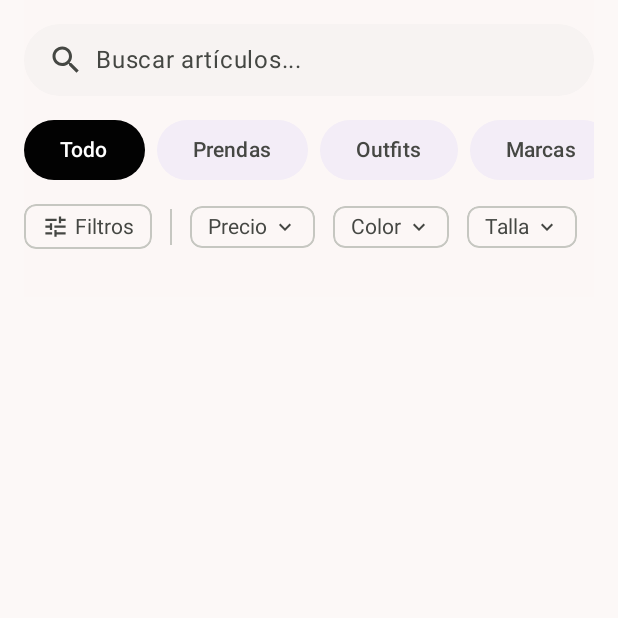
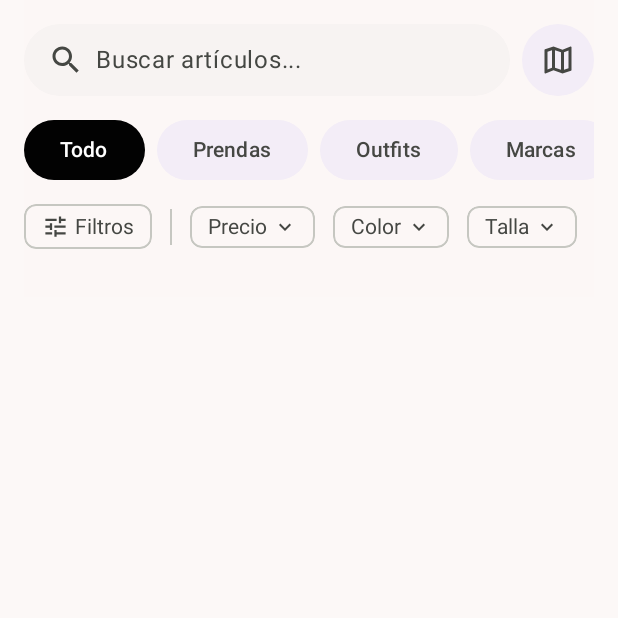
Before and after one commit to david-beltrang/Kloth, an Android app built with Jetpack Compose: the ExploreScreen screen opened through its navigation route, item 2 of the bottom bar chosen, on a phone screen of 412 x 824 dp, the top half of it. Run offline under Robolectric (Android 15) with nearby library versions, the light colour scheme and no system bars; our stand-ins replace Dagger/Hilt's generated code, Firebase (no records; nobody signed in at launch, a user with empty details on screens opened directly); Roboto replaces fonts that are not available here; 3 statements that could not run were skipped.

Commit message:
feat(explore): add map button to ExploreScreen for navigation

```diff
--- a/project/app/src/main/java/com/example/kloth/ui/screens/explore/ExploreScreen.kt
+++ b/project/app/src/main/java/com/example/kloth/ui/screens/explore/ExploreScreen.kt
@@ -14,6 +14,7 @@ fun ExploreScreen(
     exploreViewModel: ExploreViewModel,
     modifier: Modifier = Modifier,
     onProductClick: (String) -> Unit = {},
+    onMapClick: () -> Unit = {},
 ) {
     val state by exploreViewModel.uiState.collectAsState()
 
@@ -37,6 +38,7 @@ fun ExploreScreen(
 
             // Navegación
             onProductClick = onProductClick,
+            onMapClick = onMapClick,
         )
     }
 }
--- a/project/app/src/main/java/com/example/kloth/ui/screens/explore/ExploreScreenContent.kt
+++ b/project/app/src/main/java/com/example/kloth/ui/screens/explore/ExploreScreenContent.kt
@@ -5,6 +5,7 @@ import androidx.compose.foundation.layout.Arrangement
 import androidx.compose.foundation.layout.Box
 import androidx.compose.foundation.layout.Column
 import androidx.compose.foundation.layout.PaddingValues
+import androidx.compose.foundation.layout.Row
 import androidx.compose.foundation.layout.Spacer
 import androidx.compose.foundation.layout.fillMaxSize
 import androidx.compose.foundation.layout.fillMaxWidth
@@ -19,12 +20,16 @@ import androidx.compose.foundation.lazy.grid.LazyVerticalGrid
 import androidx.compose.foundation.lazy.grid.items
 import androidx.compose.material.icons.Icons
 import androidx.compose.material.icons.outlined.KeyboardArrowDown
+import androidx.compose.material.icons.outlined.Map
 import androidx.compose.material.icons.outlined.Tune
+import androidx.compose.material3.FilledTonalIconButton
+import androidx.compose.material3.IconButtonDefaults
 import androidx.compose.material3.Icon
 import androidx.compose.material3.MaterialTheme
 import androidx.compose.runtime.Composable
 import androidx.compose.ui.Alignment
 import androidx.compose.ui.Modifier
+import androidx.compose.ui.platform.testTag
 import androidx.compose.ui.res.stringResource
 import androidx.compose.ui.unit.dp
 import com.example.kloth.R
@@ -45,6 +50,7 @@ fun ExploreScreenContent(
 
     // Navegación
     onProductClick: (String) -> Unit = {},
+    onMapClick: () -> Unit = {},
     modifier: Modifier = Modifier,
 ) {
     val categoryResIds = listOf(
@@ -74,7 +80,29 @@ fun ExploreScreenContent(
                     .background(MaterialTheme.colorScheme.surface.copy(alpha = 0.9f))
                     .padding(top = 16.dp, bottom = 8.dp)
             ) {
-                SearchBar()
+                Row(
+                    modifier = Modifier.fillMaxWidth(),
+                    horizontalArrangement = Arrangement.spacedBy(8.dp),
+                    verticalAlignment = Alignment.CenterVertically
+                ) {
+                    SearchBar(modifier = Modifier.weight(1f))
+
+                    FilledTonalIconButton(
+                        onClick = onMapClick,
+                        colors = IconButtonDefaults.filledTonalIconButtonColors(
+                            containerColor = MaterialTheme.colorScheme.surfaceContainer,
+                            contentColor = MaterialTheme.colorScheme.onSurfaceVariant
+                        ),
+                        modifier = Modifier
+                            .size(48.dp)
+                            .testTag("exploreMapButton")
+                    ) {
+                        Icon(
+                            imageVector = Icons.Outlined.Map,
+                            contentDescription = stringResource(R.string.cd_map)
+                        )
+                    }
+                }
                 Spacer(modifier = Modifier.height(16.dp))
 
                 LazyRow(
```
